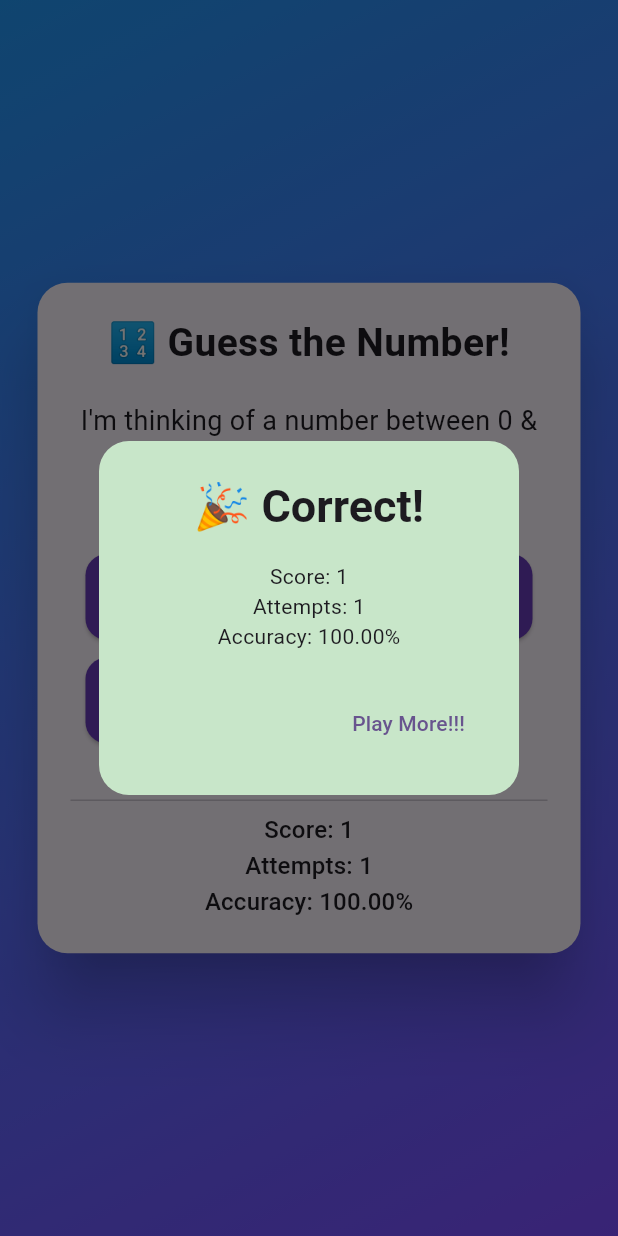
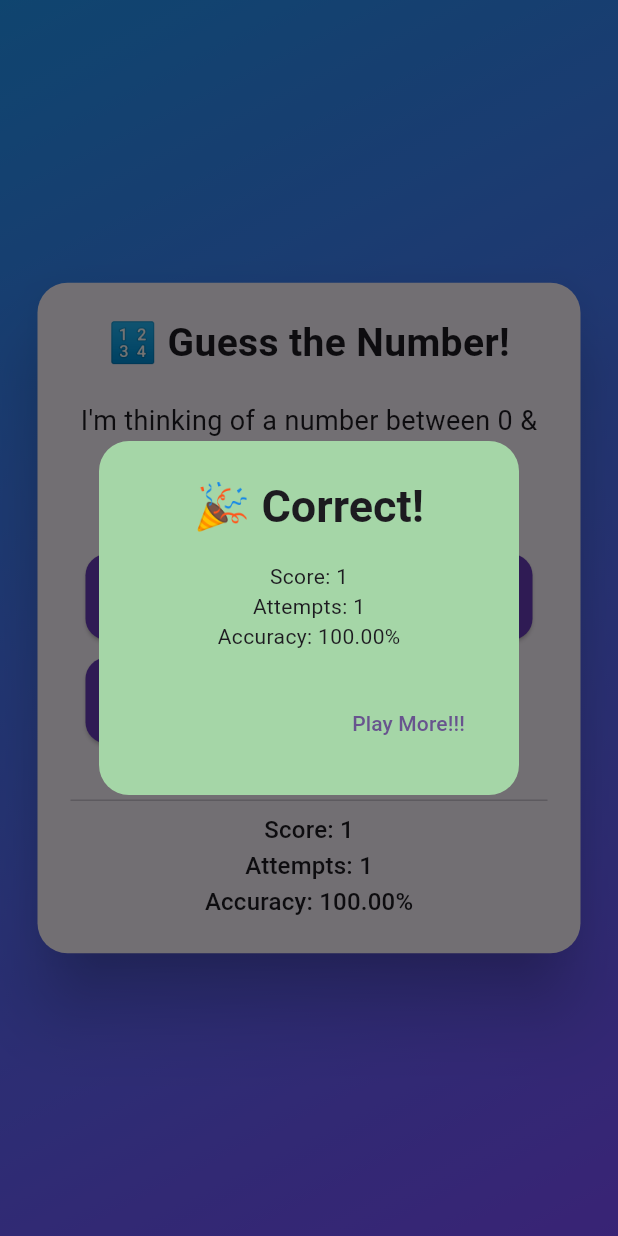
Before and after one commit to MostakAhmedShahad/online_class, a Flutter app: the MiniGame screen opened directly, after a tap on an icon or button, on a phone screen of 412 x 824 dp. Run offline on Flutter 3.47's test engine with Material 3 defaults, Android fonts, the phone set to English and light mode, and no system bars; drawn by our look-alikes of animated_text_kit; our stand-ins replace audioplayers, cloud_firestore, dots_indicator, firebase_auth, firebase_core, flutter_bloc and 1 more; accounts and stored records are empty.

Commit message:
backgroundColor

```diff
--- a/lib/pages/mini_game/mini_game.dart
+++ b/lib/pages/mini_game/mini_game.dart
@@ -61,7 +61,7 @@ class _MiniGameState extends State<MiniGame> {
             Text("Accuracy: ${_accuracy.toStringAsFixed(2)}%"),
           ],
         ),
-        backgroundColor: isSuccess ? Colors.green.shade100 : Colors.red.shade200,
+        backgroundColor: isSuccess ? Colors.green.shade200 : Colors.red.shade200,
         actions: [
           TextButton(
             onPressed: () => Navigator.of(context).pop(),
```
